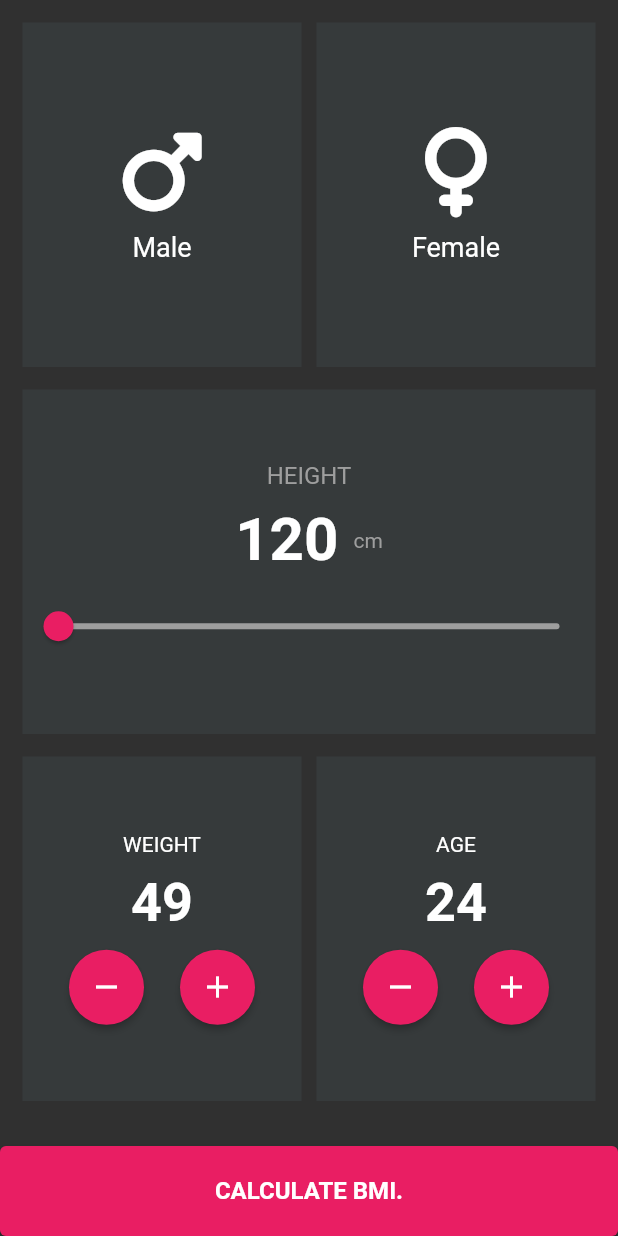
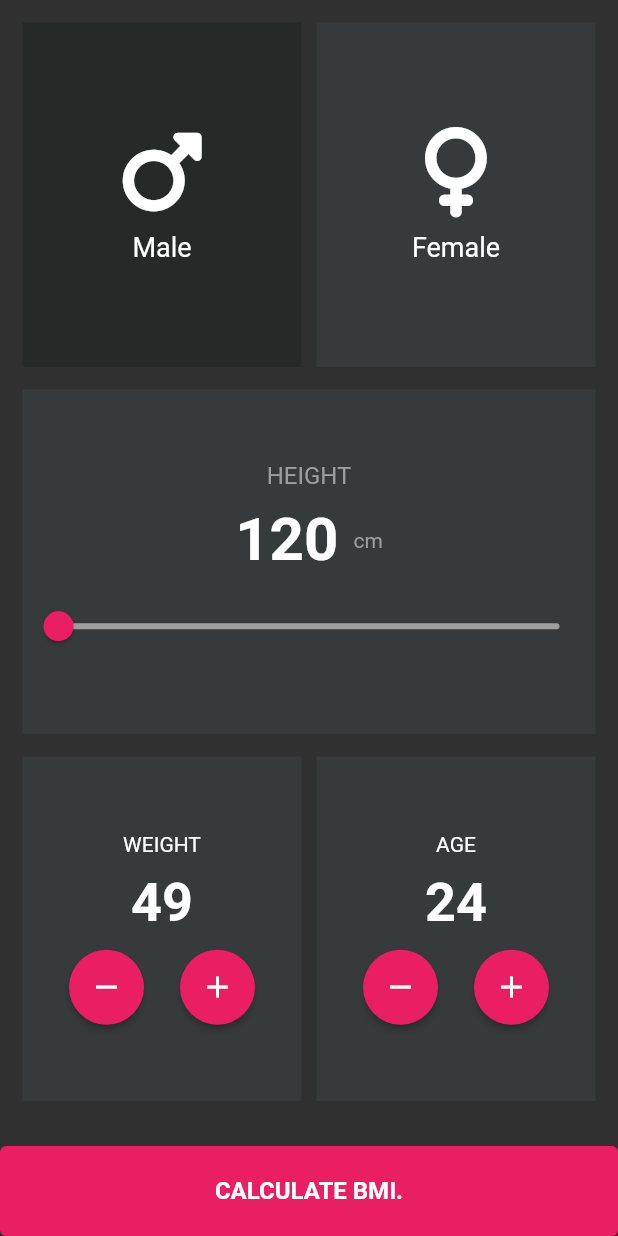
Before and after one commit to sammyodiagbe/bmi_calculator, a Flutter app: the screen it shows after launch, after a tap on the "remove" icon, on a phone screen of 412 x 824 dp. Run offline on Flutter 3.47's test engine with Material 2 defaults, Android fonts, the phone set to English and light mode, and no system bars; our stand-ins replace font_awesome_flutter.

Commit message:
toggling between male and female

```diff
--- a/lib/bmi.dart
+++ b/lib/bmi.dart
@@ -33,9 +33,17 @@ class BMIState extends State<BMI> {
                       child: Row(
                         children: [
                           Expanded(
+                            child: GestureDetector(
+                              onTap: () {
+                                setState(() {
+                                  brain.setGender(1);
+                                });
+                              },
                               child: Container(
                                 decoration: BoxDecoration(
-                                color: defaultBackgroundColor,
+                                  color: brain.getGender() == 1
+                                      ? kSelectedColor
+                                      : defaultBackgroundColor,
                                 ),
                                 child: Column(
                                   mainAxisAlignment: MainAxisAlignment.center,
@@ -53,13 +61,22 @@ class BMIState extends State<BMI> {
                                 ),
                               ),
                             ),
+                          ),
                           SizedBox(
                             width: 10,
                           ),
                           Expanded(
+                            child: GestureDetector(
+                              onTap: () {
+                                setState(() {
+                                  brain.setGender(2);
+                                });
+                              },
                               child: Container(
                                 decoration: BoxDecoration(
-                                color: defaultBackgroundColor,
+                                  color: brain.getGender() == 2
+                                      ? kSelectedColor
+                                      : defaultBackgroundColor,
                                 ),
                                 child: Column(
                                   mainAxisAlignment: MainAxisAlignment.center,
@@ -74,6 +91,7 @@ class BMIState extends State<BMI> {
                                       style: TextStyle(fontSize: 18),
                                     )
                                   ],
+                                ),
                               ),
                             ),
                           )
--- a/lib/bmiBrain.dart
+++ b/lib/bmiBrain.dart
@@ -7,6 +7,15 @@ class BmiBrain {
   double _bmi = 0;
   String _feedback = 'Normal';
   String _status = 'Normal';
+  int _gender = 1;
+
+  void setGender(int genderId) {
+    _gender = genderId;
+  }
+
+  int getGender() {
+    return _gender;
+  }
 
   void performActionOnWeight(int actionId) {
     if (actionId == 1) {
--- a/lib/constants.dart
+++ b/lib/constants.dart
@@ -1,6 +1,7 @@
 import 'package:flutter/material.dart';
 
 const defaultBackgroundColor = Color.fromARGB(255, 54, 58, 59);
+const kSelectedColor = Color.fromARGB(255, 39, 40, 40);
 
 const defaultTitleTextStyle = TextStyle(
   fontSize: 24,
```
Lines whose indentation alone changed are shown as unchanged.
